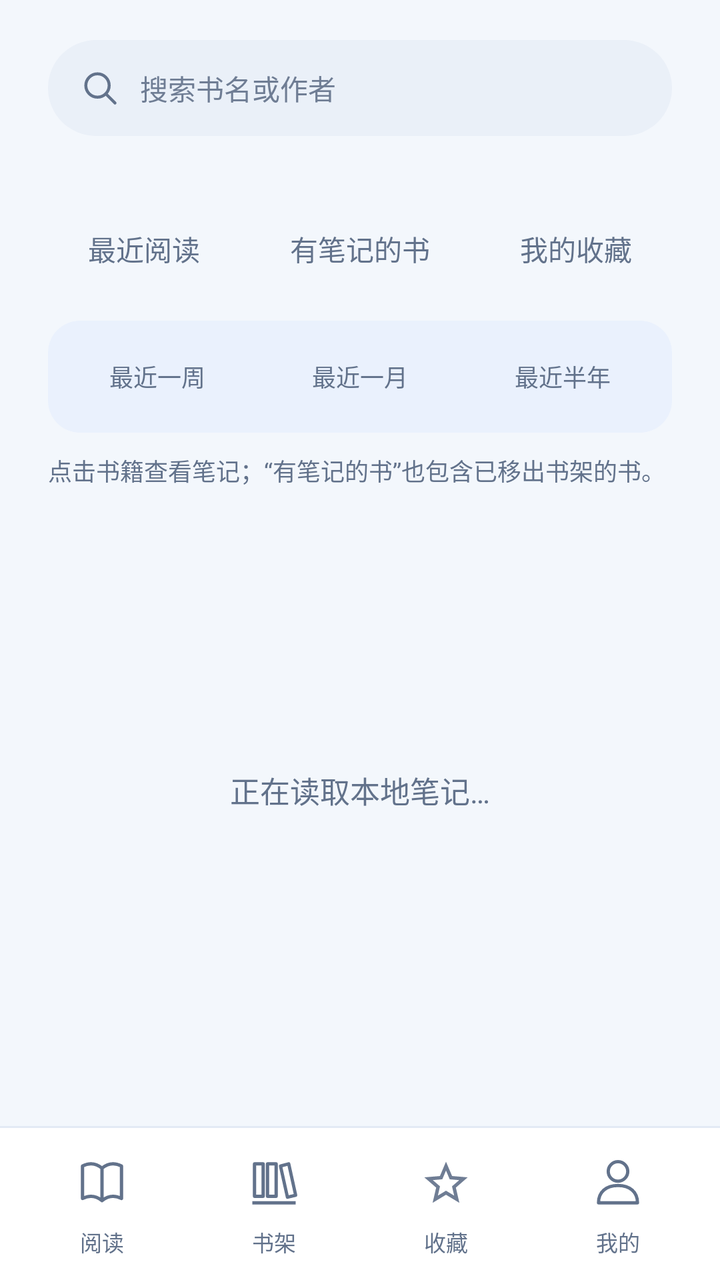
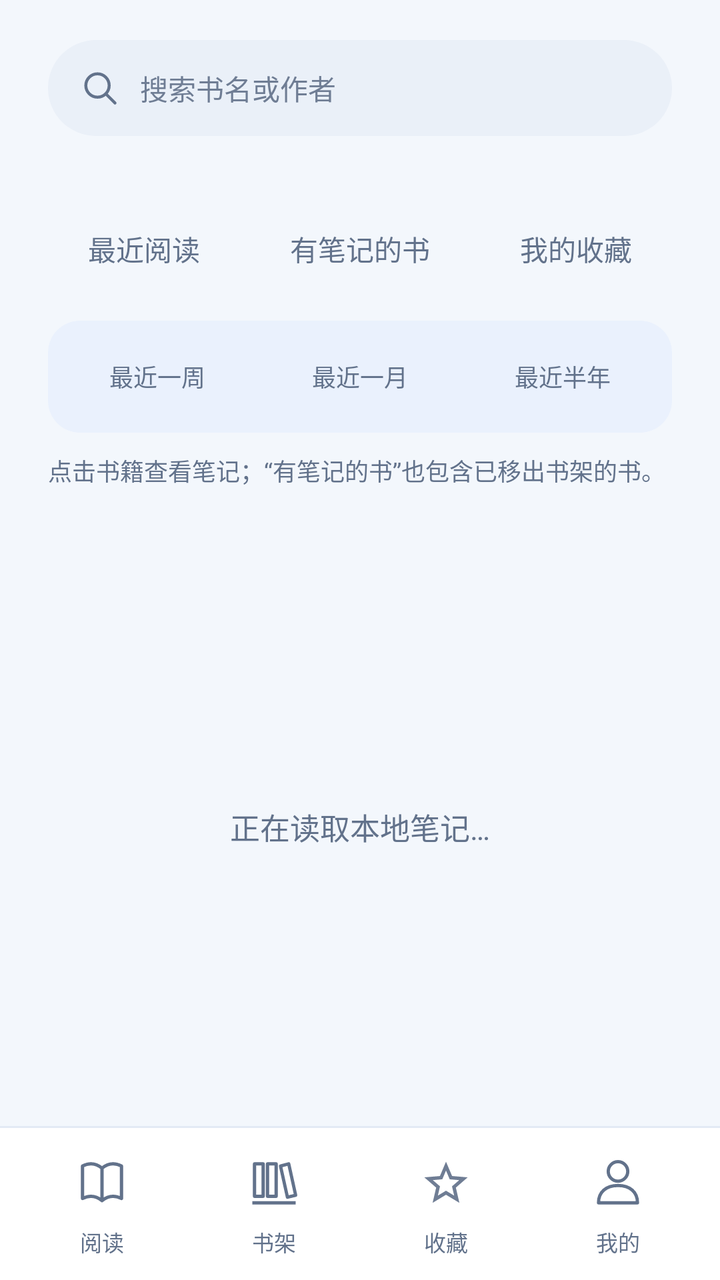

Before-and-after screenshots of an Android layout around one commit, followed by the original layout XML and the change that was made.
<!-- AndroidManifest.xml: application theme AppTheme -->
<!-- res/layout/activity_bookshelf.xml -->
<?xml version="1.0" encoding="utf-8"?>
<LinearLayout xmlns:android="http://schemas.android.com/apk/res/android"
    android:layout_width="match_parent" android:layout_height="match_parent"
    android:fitsSystemWindows="true" android:orientation="vertical">
    <LinearLayout android:layout_width="match_parent" android:layout_height="0dp" android:layout_weight="1"
        android:orientation="vertical" android:paddingStart="24dp" android:paddingEnd="24dp" android:paddingTop="20dp">
        <LinearLayout android:layout_width="match_parent" android:layout_height="48dp"
            android:orientation="horizontal" android:gravity="center_vertical" android:background="@drawable/search_background"
            android:paddingStart="16dp" android:paddingEnd="16dp">
            <ImageView android:layout_width="20dp" android:layout_height="20dp"
                android:src="@drawable/ic_search" android:importantForAccessibility="no" />
            <EditText android:id="@+id/book_search" android:layout_width="0dp" android:layout_height="match_parent"
                android:layout_weight="1" android:layout_marginStart="10dp" android:background="@null"
                android:hint="@string/search_books" android:singleLine="true" android:inputType="text"
                android:imeOptions="actionDone" android:importantForAutofill="no" android:textSize="14sp"
                android:textColor="@color/text_primary" android:textColorHint="@color/text_hint" />
        </LinearLayout>
        <TextView android:id="@+id/shelf_summary" android:layout_width="match_parent" android:layout_height="wrap_content"
            android:layout_marginTop="12dp" android:textSize="12sp" android:textColor="@color/text_secondary" />
        <LinearLayout android:layout_width="match_parent" android:layout_height="wrap_content" android:minHeight="48dp"
            android:layout_marginTop="4dp" android:orientation="horizontal">
            <Button android:id="@+id/recent_tab" style="@style/ReadingTab" android:layout_width="0dp"
                android:layout_height="match_parent" android:layout_weight="4" android:text="@string/recent_tab" />
            <Button android:id="@+id/notebooks_tab" style="@style/ReadingTab" android:layout_width="0dp"
                android:layout_height="match_parent" android:layout_weight="5" android:text="@string/notebooks_tab" />
            <Button android:id="@+id/favorites_tab" style="@style/ReadingTab" android:layout_width="0dp"
                android:layout_height="match_parent" android:layout_weight="4" android:text="@string/favorites_tab" />
        </LinearLayout>
        <LinearLayout android:id="@+id/recent_periods" android:layout_width="match_parent" android:layout_height="56dp"
            android:layout_marginTop="12dp" android:orientation="horizontal" android:padding="4dp"
            android:background="@drawable/segment_tray_background">
            <Button android:id="@+id/recent_week" style="@style/PeriodTab" android:layout_width="0dp"
                android:layout_height="match_parent" android:layout_weight="1" android:text="@string/recent_week" />
            <Button android:id="@+id/recent_month" style="@style/PeriodTab" android:layout_width="0dp"
                android:layout_height="match_parent" android:layout_weight="1" android:text="@string/recent_month" />
            <Button android:id="@+id/recent_half_year" style="@style/PeriodTab" android:layout_width="0dp"
                android:layout_height="match_parent" android:layout_weight="1" android:text="@string/recent_half_year" />
        </LinearLayout>
        <TextView android:id="@+id/library_hint" android:layout_width="match_parent" android:layout_height="wrap_content"
            android:layout_marginTop="10dp" android:text="@string/library_hint" android:textSize="12sp"
            android:textColor="@color/text_secondary" android:lineSpacingExtra="4dp" />
        <FrameLayout android:layout_width="match_parent" android:layout_height="0dp"
            android:layout_weight="1" android:layout_marginTop="20dp">
            <GridView android:id="@+id/book_list" android:layout_width="match_parent" android:layout_height="match_parent"
                android:numColumns="3" android:stretchMode="columnWidth" android:horizontalSpacing="16dp"
                android:verticalSpacing="24dp" android:listSelector="@drawable/text_button_background"
                android:clipToPadding="false" android:paddingTop="2dp" android:paddingBottom="20dp" android:scrollbars="none" />
            <TextView android:id="@+id/library_empty" android:layout_width="match_parent" android:layout_height="match_parent"
                android:gravity="center" android:padding="24dp" android:text="@string/loading_library"
                android:textSize="15sp" android:textColor="@color/text_secondary" android:lineSpacingExtra="6dp" />
        </FrameLayout>
        <TextView android:id="@+id/library_sync_status" android:layout_width="match_parent" android:layout_height="wrap_content"
            android:gravity="center" android:paddingTop="10dp" android:paddingBottom="12dp" android:textSize="11sp"
            android:textColor="@color/text_hint" android:maxLines="2" android:ellipsize="end" />
    </LinearLayout>
    <include layout="@layout/bottom_navigation" />
</LinearLayout>
<!-- res/layout/bottom_navigation.xml (included above) -->
<?xml version="1.0" encoding="utf-8"?>
<LinearLayout xmlns:android="http://schemas.android.com/apk/res/android"
    android:layout_width="match_parent" android:layout_height="wrap_content"
    android:orientation="vertical" android:background="@color/surface">
    <View android:layout_width="match_parent" android:layout_height="1dp"
        android:background="@color/outline" android:importantForAccessibility="no" />
    <LinearLayout android:layout_width="match_parent" android:layout_height="76dp"
        android:orientation="horizontal" android:gravity="center_vertical" android:baselineAligned="false"
        android:paddingStart="8dp" android:paddingEnd="8dp">
        <LinearLayout android:id="@+id/nav_home" android:layout_width="0dp" android:layout_height="match_parent"
            android:layout_weight="1" android:orientation="vertical" android:gravity="center"
            android:background="@drawable/text_button_background" android:contentDescription="@string/nav_home" android:focusable="true">
            <ImageView android:id="@+id/nav_home_icon" android:layout_width="56dp" android:layout_height="34dp"
                android:paddingStart="15dp" android:paddingEnd="15dp" android:paddingTop="4dp" android:paddingBottom="4dp"
                android:background="@drawable/nav_icon_background" android:src="@drawable/ic_nav_home" android:importantForAccessibility="no" />
            <TextView android:id="@+id/nav_home_label" android:layout_width="wrap_content" android:layout_height="wrap_content"
                android:layout_marginTop="4dp" android:text="@string/nav_home" android:textColor="@color/text_secondary"
                android:textSize="11sp" android:importantForAccessibility="no" />
        </LinearLayout>
        <LinearLayout android:id="@+id/nav_shelf" android:layout_width="0dp" android:layout_height="match_parent"
            android:layout_weight="1" android:orientation="vertical" android:gravity="center"
            android:background="@drawable/text_button_background" android:contentDescription="@string/nav_shelf" android:focusable="true">
            <ImageView android:id="@+id/nav_shelf_icon" android:layout_width="56dp" android:layout_height="34dp"
                android:paddingStart="15dp" android:paddingEnd="15dp" android:paddingTop="4dp" android:paddingBottom="4dp"
                android:background="@drawable/nav_icon_background" android:src="@drawable/ic_nav_shelf" android:importantForAccessibility="no" />
            <TextView android:id="@+id/nav_shelf_label" android:layout_width="wrap_content" android:layout_height="wrap_content"
                android:layout_marginTop="4dp" android:text="@string/nav_shelf" android:textColor="@color/text_secondary"
                android:textSize="11sp" android:importantForAccessibility="no" />
        </LinearLayout>
        <LinearLayout android:id="@+id/nav_favorites" android:layout_width="0dp" android:layout_height="match_parent"
            android:layout_weight="1" android:orientation="vertical" android:gravity="center"
            android:background="@drawable/text_button_background" android:contentDescription="@string/nav_favorites" android:focusable="true">
            <ImageView android:id="@+id/nav_favorites_icon" android:layout_width="56dp" android:layout_height="34dp"
                android:paddingStart="15dp" android:paddingEnd="15dp" android:paddingTop="4dp" android:paddingBottom="4dp"
                android:background="@drawable/nav_icon_background" android:src="@drawable/ic_book_favorite_outline" android:importantForAccessibility="no" />
            <TextView android:id="@+id/nav_favorites_label" android:layout_width="wrap_content" android:layout_height="wrap_content"
                android:layout_marginTop="4dp" android:text="@string/nav_favorites" android:textColor="@color/text_secondary"
                android:textSize="11sp" android:importantForAccessibility="no" />
        </LinearLayout>
        <LinearLayout android:id="@+id/nav_connection" android:layout_width="0dp" android:layout_height="match_parent"
            android:layout_weight="1" android:orientation="vertical" android:gravity="center"
            android:background="@drawable/text_button_background" android:contentDescription="@string/nav_connection" android:focusable="true">
            <ImageView android:id="@+id/nav_connection_icon" android:layout_width="56dp" android:layout_height="34dp"
                android:paddingStart="15dp" android:paddingEnd="15dp" android:paddingTop="4dp" android:paddingBottom="4dp"
                android:background="@drawable/nav_icon_background" android:src="@drawable/ic_nav_connection" android:importantForAccessibility="no" />
            <TextView android:id="@+id/nav_connection_label" android:layout_width="wrap_content" android:layout_height="wrap_content"
                android:layout_marginTop="4dp" android:text="@string/nav_connection" android:textColor="@color/text_secondary"
                android:textSize="11sp" android:importantForAccessibility="no" />
        </LinearLayout>
    </LinearLayout>
</LinearLayout>
<!-- resources referenced by this layout -->
<resources>
  <color name="outline">#E3EAF5</color>
  <color name="surface">#FFFFFF</color>
  <color name="text_hint">#6F7D94</color>
  <color name="text_primary">#1D2C48</color>
  <color name="text_secondary">#62728B</color>
  <!-- drawable ic_search (drawable) -->
  <vector xmlns:android="http://schemas.android.com/apk/res/android" android:width="22dp" android:height="22dp" android:viewportWidth="24" android:viewportHeight="24">
      <path android:fillColor="@android:color/transparent" android:strokeColor="@color/text_secondary" android:strokeWidth="1.8" android:strokeLineCap="round" android:pathData="M10.5,3.5a7,7 0,1 0,0 14a7,7 0,1 0,0 -14M16,16L21,21" />
  </vector>
  <!-- drawable nav_icon_background (drawable) -->
  <?xml version="1.0" encoding="utf-8"?>
  <selector xmlns:android="http://schemas.android.com/apk/res/android">
      <item android:state_selected="true">
          <shape><solid android:color="@color/surface_tint" /><corners android:radius="12dp" /></shape>
      </item>
      <item android:drawable="@android:color/transparent" />
  </selector>
  <!-- drawable search_background (drawable) -->
  <shape xmlns:android="http://schemas.android.com/apk/res/android">
      <solid android:color="@color/search_surface" /><corners android:radius="24dp" />
  </shape>
  <!-- drawable segment_tray_background (drawable) -->
  <?xml version="1.0" encoding="utf-8"?>
  <shape xmlns:android="http://schemas.android.com/apk/res/android">
      <solid android:color="@color/surface_tint" />
      <corners android:radius="16dp" />
  </shape>
  <!-- drawable text_button_background (drawable) -->
  <ripple xmlns:android="http://schemas.android.com/apk/res/android" android:color="@color/ripple_secondary">
      <item android:id="@android:id/mask"><shape><solid android:color="@color/surface" /><corners android:radius="6dp" /></shape></item>
  </ripple>
  <string name="favorites_tab">我的收藏</string>
  <string name="library_hint">点击书籍查看笔记；“有笔记的书”也包含已移出书架的书。</string>
  <string name="loading_library">正在读取本地笔记…</string>
  <string name="nav_connection">我的</string>
  <string name="nav_favorites">收藏</string>
  <string name="nav_home">阅读</string>
  <string name="nav_shelf">书架</string>
  <string name="notebooks_tab">有笔记的书</string>
  <string name="recent_half_year">最近半年</string>
  <string name="recent_month">最近一月</string>
  <string name="recent_tab">最近阅读</string>
  <string name="recent_week">最近一周</string>
  <string name="search_books">搜索书名或作者</string>
  <style name="PeriodTab" parent="ReadingTab">
          <item name="android:background">@drawable/segment_background</item>
          <item name="android:textColor">@color/segment_text</item>
          <item name="android:textSize">12sp</item>
      </style>
  <style name="ReadingTab" parent="FlatButton">
          <item name="android:background">@drawable/reading_tab_background</item>
          <item name="android:textColor">@color/tab_text</item>
          <item name="android:paddingStart">4dp</item>
          <item name="android:paddingEnd">4dp</item>
      </style>
  <style name="AppTheme" parent="AppTheme.Base" />
  <color name="surface_tint">#EAF1FD</color>
  <color name="search_surface">#EAF0F8</color>
  <color name="ripple_secondary">#183F6FE5</color>
  <!-- drawable tab_selected_background (drawable) -->
  <layer-list xmlns:android="http://schemas.android.com/apk/res/android">
      <item android:height="3dp" android:gravity="bottom" android:left="12dp" android:right="12dp">
          <shape><solid android:color="@color/primary" /><corners android:radius="2dp" /></shape>
      </item>
  </layer-list>
  <color name="background">#F3F7FC</color>
  <color name="primary_dark">#1D2C48</color>
  <color name="primary">#3F6FE5</color>
  <!-- unchanged entries left out for length: 8 -->
</resources>

<!-- the commit's change to res/layout/activity_bookshelf.xml (unified diff, before → after) -->
@@ -49,9 +49,6 @@
                 android:gravity="center" android:padding="24dp" android:text="@string/loading_library"
                 android:textSize="15sp" android:textColor="@color/text_secondary" android:lineSpacingExtra="6dp" />
         </FrameLayout>
-        <TextView android:id="@+id/library_sync_status" android:layout_width="match_parent" android:layout_height="wrap_content"
-            android:gravity="center" android:paddingTop="10dp" android:paddingBottom="12dp" android:textSize="11sp"
-            android:textColor="@color/text_hint" android:maxLines="2" android:ellipsize="end" />
     </LinearLayout>
     <include layout="@layout/bottom_navigation" />
 </LinearLayout>
